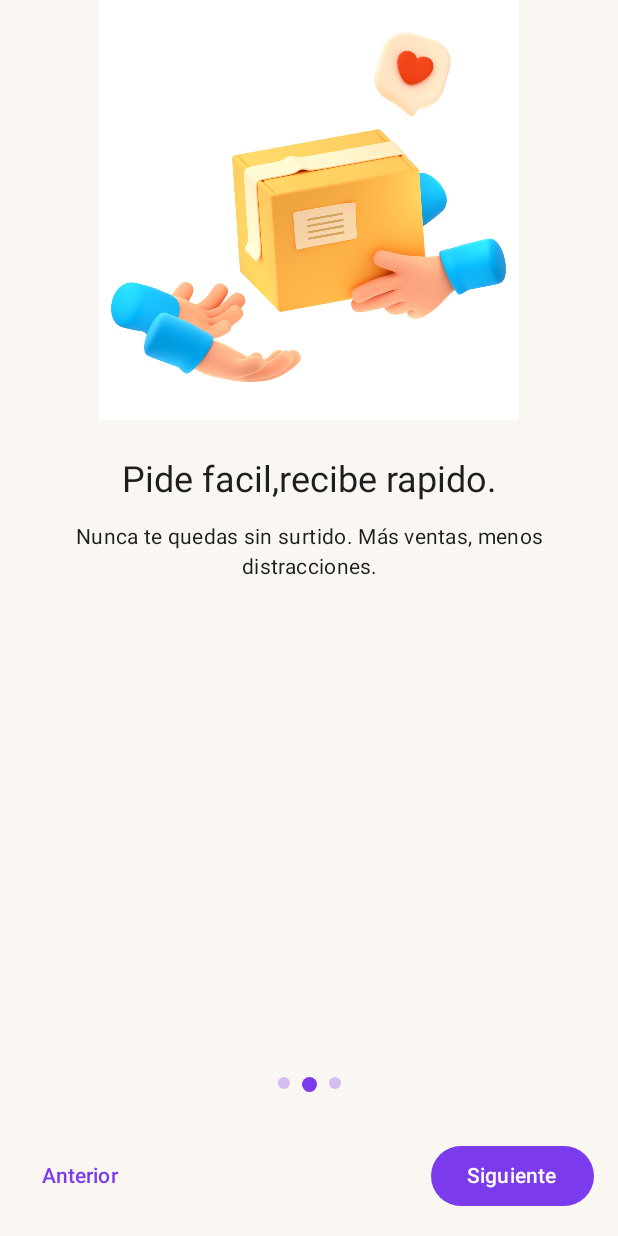
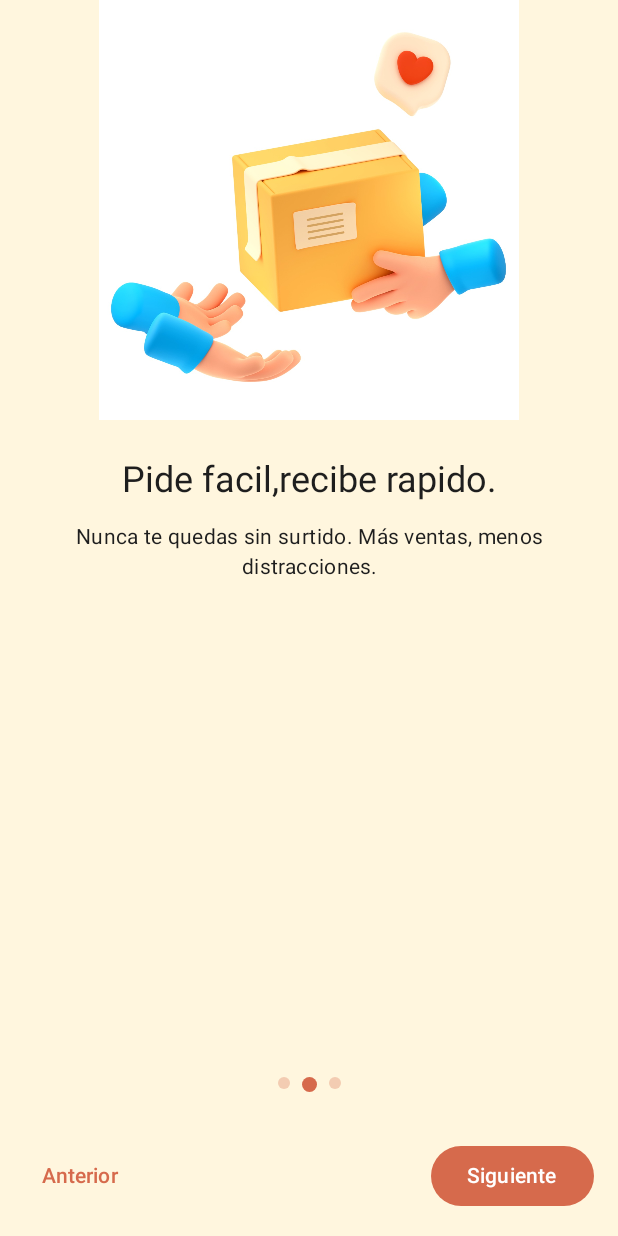
Before and after one commit to Chilechilo/SurtiMovilProject, an Android app built with Jetpack Compose: the screen it shows after launch (MainActivity), after a tap on "Siguiente", on a phone screen of 412 x 824 dp. Run offline under Robolectric (Android 15) with nearby library versions, the phone set to English and light mode, and no system bars.

Commit message:
Se actualiza paleta de colores y se agrega menu Home

```diff
--- a/app/src/main/java/com/surtiapp/surtimovil/MainActivity.kt
+++ b/app/src/main/java/com/surtiapp/surtimovil/MainActivity.kt
@@ -12,7 +12,7 @@ import androidx.compose.ui.Alignment
 import androidx.compose.ui.Modifier
 import androidx.lifecycle.viewmodel.compose.viewModel
 import com.surtiapp.surtimovil.core.datastore.DataStoreManager
-import com.surtiapp.surtimovil.login.LoginView
+import com.surtiapp.surtimovil.homescreen.HomeScreenView
 import com.surtiapp.surtimovil.onboarding.viewmodel.OnboardingViewModel
 import com.surtiapp.surtimovil.onboarding.views.OnboardingView
 import com.surtiapp.surtimovil.ui.theme.SurtiMovilTheme
@@ -41,7 +41,7 @@ class MainActivity : ComponentActivity() {
                             scope.launch { ds.setOnboardingDone(true) }
                         }
                     )
-                    true -> LoginView()
+                    true -> HomeScreenView()
                 }
             }
         }
--- a/app/src/main/java/com/surtiapp/surtimovil/ui/theme/Color.kt
+++ b/app/src/main/java/com/surtiapp/surtimovil/ui/theme/Color.kt
@@ -2,24 +2,22 @@ package com.surtiapp.surtimovil.ui.theme
 
 import androidx.compose.ui.graphics.Color
 
-// Paleta B — Violeta & Durazno
-val PurplePrimary      = Color(0xFF7C3AED) // Primary
-val PurplePrimaryDark  = Color(0xFFA78BFA) // Primary en dark
+// Base cálida
+val Cream          = Color(0xFFFFF6DE)
+val MustardLight   = Color(0xFFF6D36F)
+val Amber          = Color(0xFFF0964A)
+val Terracotta     = Color(0xFFD66A4C)
+val WoodBrown      = Color(0xFF8B5A3C)
+val Olive          = Color(0xFF8FB36A)
 
-val PeachSecondary     = Color(0xFFFF8A3D) // Secondary
-val PeachSecondaryDark = Color(0xFFFFA96B)
+val TextDark       = Color(0xFF1E1E1E)
+val OutlineWarm    = Color(0xFFE5D3B5)
 
-val TealTertiary       = Color(0xFF4FB286) // Tertiary
-val TealTertiaryDark   = Color(0xFF71DCB6)
-
-val BgLight            = Color(0xFFFAF7F2) // Background claro
-val BgDark             = Color(0xFF131217) // Background oscuro
-
-val SurfaceLight       = Color(0xFFFFFFFF)
-val SurfaceDark        = Color(0xFF19191F)
-
-val OutlineLight       = Color(0xFFE8E1D6)
-val OutlineDark        = Color(0xFF3B3644)
-
-val OnTextLight        = Color(0xFF1E1E1E) // Texto principal claro
-val OnTextDark         = Color(0xFFEDEDED) // Texto principal oscuro
+// Dark equivalents (agradables en modo oscuro)
+val TerracottaDark = Color(0xFFFFB4A5)
+val AmberDark      = Color(0xFFFFB77F)
+val OliveDark      = Color(0xFFB7E2A0)
+val BgDark         = Color(0xFF1C1711)   // fondo cálido oscuro
+val SurfaceDark    = Color(0xFF221C15)
+val TextLight      = Color(0xFFEFE7DB)
+val OutlineDark    = Color(0xFF4A4035)
--- a/app/src/main/java/com/surtiapp/surtimovil/ui/theme/Theme.kt
+++ b/app/src/main/java/com/surtiapp/surtimovil/ui/theme/Theme.kt
@@ -1,49 +1,48 @@
 package com.surtiapp.surtimovil.ui.theme
 
 import androidx.compose.foundation.isSystemInDarkTheme
-import androidx.compose.material3.*
+import androidx.compose.material3.MaterialTheme
+import androidx.compose.material3.darkColorScheme
+import androidx.compose.material3.lightColorScheme
 import androidx.compose.runtime.Composable
 import androidx.compose.ui.graphics.Color
 
 private val LightColors = lightColorScheme(
-    primary            = PurplePrimary,
+    primary            = Terracotta,
     onPrimary          = Color.White,
-    primaryContainer   = Color(0xFFEDE7FF),
-    onPrimaryContainer = Color(0xFF2C1141),
+    primaryContainer   = Color(0xFFFFE1D8),
+    onPrimaryContainer = Color(0xFF3F2018),
 
-    secondary          = PeachSecondary,
-    // buen contraste sobre peach
-    onSecondary        = Color(0xFF1F1400),
+    secondary          = Amber,
+    onSecondary        = Color(0xFF1F1208),
+    secondaryContainer = Color(0xFFFFE2C8),
+    onSecondaryContainer = Color(0xFF2F1600),
 
-    tertiary           = TealTertiary,
-    onTertiary         = Color.White,
+    tertiary           = Olive,
+    onTertiary         = Color(0xFF0F1E0D),
 
-    background         = BgLight,
-    onBackground       = OnTextLight,
+    background         = Cream,          // fondo general
+    onBackground       = TextDark,
+    surface            = Color.White,    // tarjetas/surfaces
+    onSurface          = TextDark,
 
-    surface            = SurfaceLight,
-    onSurface          = OnTextLight,
-
-    outline            = OutlineLight,
+    outline            = OutlineWarm
 )
 
 private val DarkColors = darkColorScheme(
-    primary            = PurplePrimaryDark,
-    onPrimary          = Color(0xFF221338),
-
-    secondary          = PeachSecondaryDark,
-    onSecondary        = Color(0xFF2B1300),
-
-    tertiary           = TealTertiaryDark,
-    onTertiary         = Color(0xFF002016),
+    primary            = TerracottaDark,
+    onPrimary          = Color(0xFF4C2317),
+    secondary          = AmberDark,
+    onSecondary        = Color(0xFF3B1D00),
+    tertiary           = OliveDark,
+    onTertiary         = Color(0xFF0C210F),
 
     background         = BgDark,
-    onBackground       = OnTextDark,
+    onBackground       = TextLight,
+    surface            = SurfaceDark,
+    onSurface          = TextLight,
 
-    surface            = SurfaceDark,
-    onSurface          = OnTextDark,
-
-    outline            = OutlineDark,
+    outline            = OutlineDark
 )
 
 @Composable
@@ -53,7 +52,6 @@ fun SurtiMovilTheme(
 ) {
     MaterialTheme(
         colorScheme = if (darkTheme) DarkColors else LightColors,
-        typography = Typography, // deja tus tipografías actuales
         content = content
     )
 }
```
Also changed, not shown: app/src/main/java/com/surtiapp/surtimovil/homescreen/HomeScreenView.kt (added, +106 -0 lines), app/src/main/java/com/surtiapp/surtimovil/login/LoginView.kt (deleted, +0 -108 lines).
